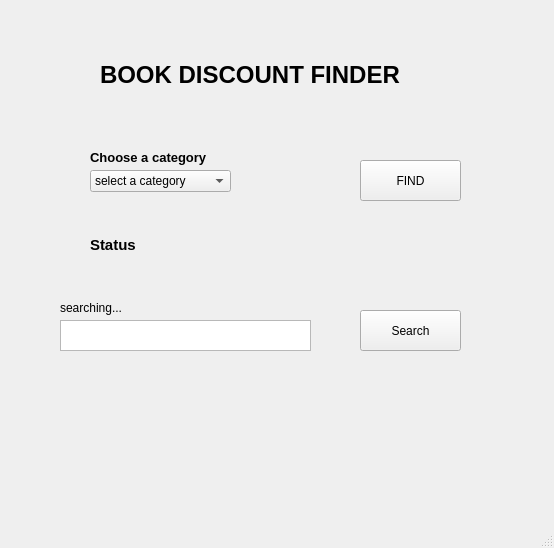
Qt form app2.ui (9026882006/bookdiscountfinder) before a commit.
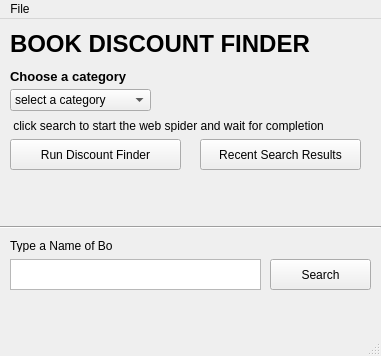
The same form after that commit.

```diff
--- a/app2.ui
+++ b/app2.ui
@@ -6,8 +6,8 @@
    <rect>
     <x>0</x>
     <y>0</y>
-    <width>554</width>
-    <height>548</height>
+    <width>381</width>
+    <height>356</height>
    </rect>
   </property>
   <property name="windowTitle">
@@ -17,8 +17,8 @@
    <widget class="QLabel" name="projectname">
     <property name="geometry">
      <rect>
-      <x>100</x>
-      <y>60</y>
+      <x>10</x>
+      <y>10</y>
       <width>361</width>
       <height>31</height>
      </rect>
@@ -30,8 +30,8 @@
    <widget class="QLabel" name="category">
     <property name="geometry">
      <rect>
-      <x>90</x>
-      <y>150</y>
+      <x>10</x>
+      <y>50</y>
       <width>131</width>
       <height>16</height>
      </rect>
@@ -43,21 +43,21 @@
    <widget class="QPushButton" name="btnFindByCat">
     <property name="geometry">
      <rect>
-      <x>360</x>
-      <y>160</y>
-      <width>101</width>
-      <height>41</height>
+      <x>10</x>
+      <y>120</y>
+      <width>171</width>
+      <height>31</height>
      </rect>
     </property>
     <property name="text">
-     <string>FIND</string>
+     <string>Run Discount Finder</string>
     </property>
    </widget>
    <widget class="QTextEdit" name="searchword">
     <property name="geometry">
      <rect>
-      <x>60</x>
-      <y>320</y>
+      <x>10</x>
+      <y>240</y>
       <width>251</width>
       <height>31</height>
      </rect>
@@ -73,8 +73,8 @@
    <widget class="QComboBox" name="selecategory">
     <property name="geometry">
      <rect>
-      <x>90</x>
-      <y>170</y>
+      <x>10</x>
+      <y>70</y>
       <width>141</width>
       <height>22</height>
      </rect>
@@ -138,10 +138,10 @@
    <widget class="QPushButton" name="btnSearchByName">
     <property name="geometry">
      <rect>
-      <x>360</x>
-      <y>310</y>
+      <x>270</x>
+      <y>240</y>
       <width>101</width>
-      <height>41</height>
+      <height>31</height>
      </rect>
     </property>
     <property name="text">
@@ -151,14 +151,14 @@
    <widget class="QLabel" name="label_2">
     <property name="geometry">
      <rect>
-      <x>60</x>
-      <y>300</y>
-      <width>61</width>
-      <height>16</height>
+      <x>10</x>
+      <y>220</y>
+      <width>102</width>
+      <height>13</height>
      </rect>
     </property>
     <property name="text">
-     <string>searching....</string>
+     <string>Type a Name of Book</string>
     </property>
    </widget>
    <widget class="QLabel" name="label">
@@ -177,14 +177,53 @@
    <widget class="QLabel" name="label_3">
     <property name="geometry">
      <rect>
-      <x>90</x>
-      <y>230</y>
-      <width>61</width>
+      <x>10</x>
+      <y>170</y>
+      <width>361</width>
       <height>31</height>
      </rect>
     </property>
     <property name="text">
-     <string>&lt;html&gt;&lt;head/&gt;&lt;body&gt;&lt;p&gt;&lt;span style=&quot; font-size:11pt; font-weight:600;&quot;&gt;Status&lt;/span&gt;&lt;/p&gt;&lt;/body&gt;&lt;/html&gt;</string>
+     <string>&lt;html&gt;&lt;head/&gt;&lt;body&gt;&lt;p&gt;&lt;br/&gt;&lt;/p&gt;&lt;/body&gt;&lt;/html&gt;</string>
+    </property>
+   </widget>
+   <widget class="QLabel" name="label_4">
+    <property name="geometry">
+     <rect>
+      <x>10</x>
+      <y>100</y>
+      <width>419</width>
+      <height>13</height>
+     </rect>
+    </property>
+    <property name="text">
+     <string> click search to start the web spider and wait for completion</string>
+    </property>
+   </widget>
+   <widget class="Line" name="line">
+    <property name="geometry">
+     <rect>
+      <x>0</x>
+      <y>200</y>
+      <width>381</width>
+      <height>16</height>
+     </rect>
+    </property>
+    <property name="orientation">
+     <enum>Qt::Horizontal</enum>
+    </property>
+   </widget>
+   <widget class="QPushButton" name="recentBtn">
+    <property name="geometry">
+     <rect>
+      <x>200</x>
+      <y>120</y>
+      <width>161</width>
+      <height>31</height>
+     </rect>
+    </property>
+    <property name="text">
+     <string>Recent Search Results</string>
     </property>
    </widget>
   </widget>
@@ -193,10 +232,18 @@
     <rect>
      <x>0</x>
      <y>0</y>
-     <width>554</width>
+     <width>381</width>
      <height>21</height>
     </rect>
    </property>
+   <widget class="QMenu" name="menuFile">
+    <property name="title">
+     <string>File</string>
+    </property>
+    <addaction name="actionSchedule_Crawler"/>
+    <addaction name="actionExit"/>
+   </widget>
+   <addaction name="menuFile"/>
   </widget>
   <widget class="QStatusBar" name="statusbar"/>
  </widget>
```
Left out of the diff: 10 changed lines with no effect on the pictures.
